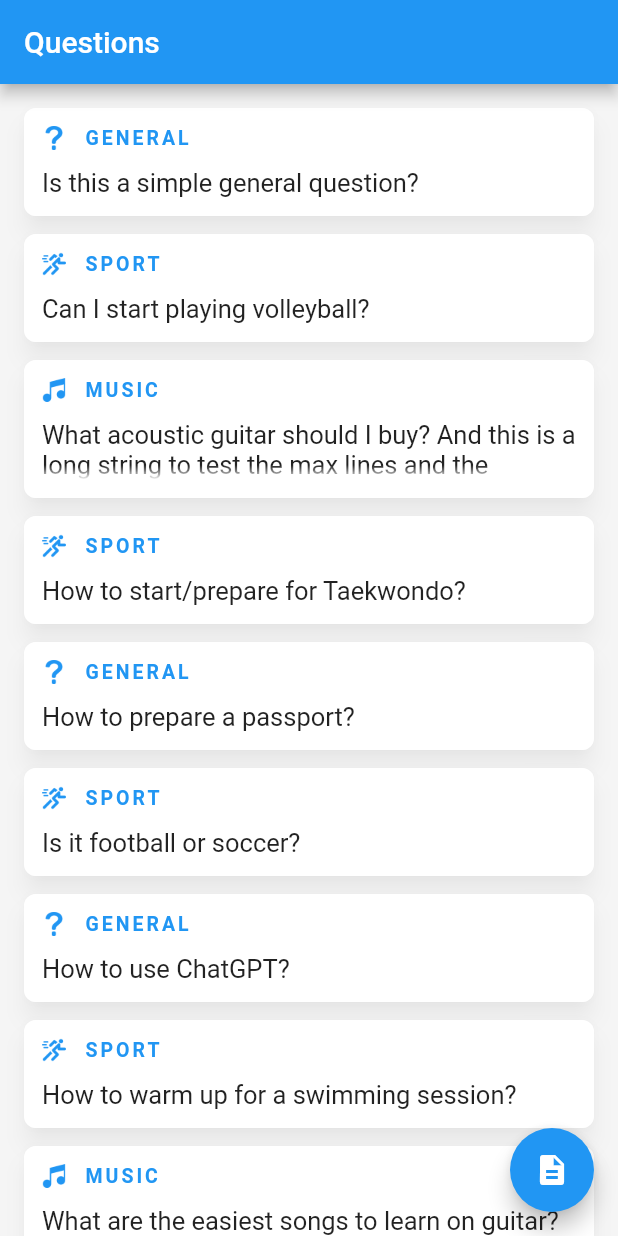
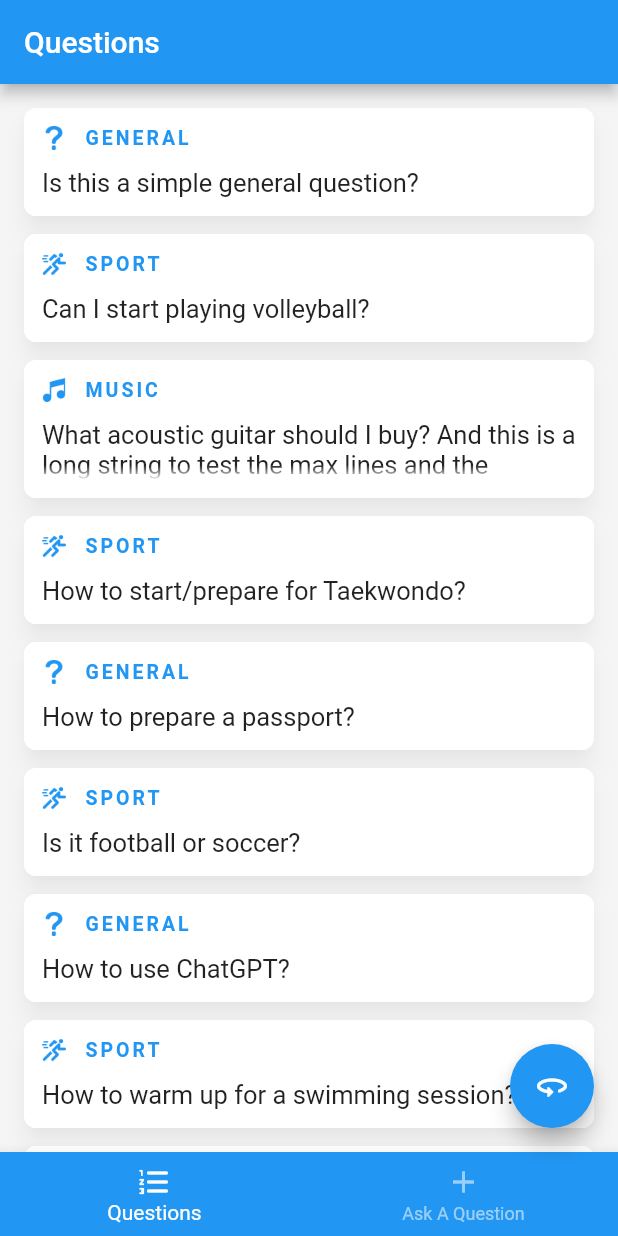
Before and after one commit to abelherl/flutter_zero_to_mastery_tasks, a Flutter app: the screen it shows after launch, on a phone screen of 412 x 824 dp. Run offline on Flutter 3.47's test engine with Material 2 defaults, Android fonts, the phone set to English and light mode, and no system bars.

Commit message:
Finished Task-F09

```diff
--- /dev/null
+++ b/lib/tasks/task_08/presentation/helpers/route_name_helper.dart
@@ -0,0 +1,4 @@
+abstract class RouteNameHelper {
+  static const String questionList = '/question_list';
+  static const String questionDetail = '/question_detail';
+}
--- a/lib/tasks/task_08/presentation/objects/question.dart
+++ b/lib/tasks/task_08/presentation/objects/question.dart
@@ -16,13 +16,18 @@ class Question {
 }
 
 enum QuestionCategory {
-  general(icon: AssetImage('assets/category_icons/general.png')),
-  sport(icon: AssetImage('assets/category_icons/sport.png')),
-  music(icon: AssetImage('assets/category_icons/music.png'));
+  general(
+      name: 'General', icon: AssetImage('assets/category_icons/general.png')),
+  sport(
+      name: 'Sport',icon: AssetImage('assets/category_icons/sport.png')),
+  music(
+      name: 'Music',icon: AssetImage('assets/category_icons/music.png'));
 
   const QuestionCategory({
+    required this.name,
     required this.icon,
   });
 
+  final String name;
   final AssetImage icon;
 }
--- a/lib/tasks/task_08/presentation/question_list_page/question_list_page.dart
+++ b/lib/tasks/task_08/presentation/question_list_page/question_list_page.dart
@@ -1,8 +1,6 @@
-import 'dart:math';
-
 import 'package:flutter/material.dart';
 import 'package:flutter_example/tasks/task_08/presentation/objects/question.dart';
-import 'package:flutter_example/tasks/task_08/presentation/question_list_page/widgets/question_floating_action_button.dart';
+import 'package:flutter_example/tasks/task_08/presentation/question_add_page/question_add_page.dart';
 import 'package:flutter_example/tasks/task_08/presentation/question_list_page/widgets/question_list_view.dart';
 
 class QuestionListPage extends StatefulWidget {
@@ -13,67 +11,131 @@ class QuestionListPage extends StatefulWidget {
 }
 
 class _QuestionListPageState extends State<QuestionListPage> {
-  static const List<Question> questionList = [
-    Question(
+  List<Question> _questionList = [
+    const Question(
       category: QuestionCategory.general,
       question: 'Is this a simple general question?',
     ),
-    Question(
+    const Question(
       category: QuestionCategory.sport,
       question: 'Can I start playing volleyball?',
     ),
-    Question(
+    const Question(
       category: QuestionCategory.music,
       question:
           'What acoustic guitar should I buy? And this is a long string to test the max lines and the overflow property of the text.',
     ),
-    Question(
+    const Question(
       category: QuestionCategory.sport,
       question: 'How to start/prepare for Taekwondo?',
     ),
-    Question(
+    const Question(
       category: QuestionCategory.general,
       question: 'How to prepare a passport?',
     ),
-    Question(
+    const Question(
       category: QuestionCategory.sport,
       question: 'Is it football or soccer?',
     ),
-    Question(
+    const Question(
       category: QuestionCategory.general,
       question: 'How to use ChatGPT?',
     ),
-    Question(
+    const Question(
       category: QuestionCategory.sport,
       question: 'How to warm up for a swimming session?',
     ),
-    Question(
+    const Question(
       category: QuestionCategory.music,
       question: 'What are the easiest songs to learn on guitar?',
     ),
-    Question(
+    const Question(
       category: QuestionCategory.sport,
       question: 'What is the best brand for tennis rackets?',
     ),
   ];
+  static const List<String> _labels = [
+    'Questions',
+    'Ask A Question',
+  ];
+  int _currentIndex = 0;
+  bool _isDesktop = false;
 
   @override
   Widget build(BuildContext context) {
-    return MaterialApp(
-      home: Scaffold(
-        backgroundColor: Colors.grey.shade100,
-        appBar: AppBar(
-          title: const Text('Questions'),
-        ),
-        body: const QuestionListView(questionList: questionList),
-        floatingActionButton: QuestionFloatingActionButton(
-          onPressed: () => _openRandomQuestion,
-        ),
+    return Scaffold(
+      backgroundColor: Colors.grey.shade100,
+      appBar: AppBar(
+        title: Text(_labels[_currentIndex]),
       ),
+      body: Row(
+        children: [
+          _getBottomNavigationBar(isDesktopVersion: true),
+          Expanded(
+            child: IndexedStack(
+              index: _currentIndex,
+              children: [
+                QuestionListView(questionList: _questionList),
+                QuestionAddPage(onSubmit: (question) => _onSubmit(question)),
+              ],
+            ),
+          ),
+        ],
+      ),
+      floatingActionButton: FloatingActionButton(
+        onPressed: () => setState(() => _isDesktop = !_isDesktop),
+        child: const Icon(Icons.threesixty_rounded),
+      ),
+      bottomNavigationBar: _getBottomNavigationBar(isDesktopVersion: false),
     );
   }
 
-  void _openRandomQuestion() {
-    questionList.add(questionList[Random().nextInt(questionList.length)]);
+  void _onSubmit(Question question) {
+    _questionList.add(question);
+    setState(() {});
+  }
+
+  Widget _getBottomNavigationBar({required bool isDesktopVersion}) {
+    if (isDesktopVersion) {
+      if (!_isDesktop) {
+        return const SizedBox();
+      }
+      return NavigationRail(
+        selectedIndex: _currentIndex,
+        destinations: [
+          NavigationRailDestination(
+            icon: const Icon(Icons.format_list_numbered_rounded),
+            label: Text(_labels[0]),
+          ),
+          NavigationRailDestination(
+            icon: const Icon(Icons.add),
+            label: Text(_labels[1]),
+          ),
+        ],
+        onDestinationSelected: (index) => setState(() => _currentIndex = index),
+      );
+    }
+
+    if (_isDesktop) {
+      return const SizedBox();
+    }
+
+    return BottomNavigationBar(
+      backgroundColor: Theme.of(context).primaryColor,
+      selectedItemColor: Colors.white,
+      unselectedItemColor: Colors.white54,
+      currentIndex: _currentIndex,
+      onTap: (index) => setState(() => _currentIndex = index),
+      items: [
+        BottomNavigationBarItem(
+          icon: const Icon(Icons.format_list_numbered_rounded),
+          label: _labels[0],
+        ),
+        BottomNavigationBarItem(
+          icon: const Icon(Icons.add),
+          label: _labels[1],
+        ),
+      ],
+    );
   }
 }
```
Also changed, not shown: lib/main.dart (+11 -3 lines), lib/tasks/task_08/presentation/question_add_page/question_add_page.dart (added, +81 -0 lines), lib/tasks/task_08/presentation/question_detail_page/question_detail_page.dart (+5 -7 lines), lib/tasks/task_08/presentation/question_list_page/widgets/question_widget.dart (+7 -5 lines).
